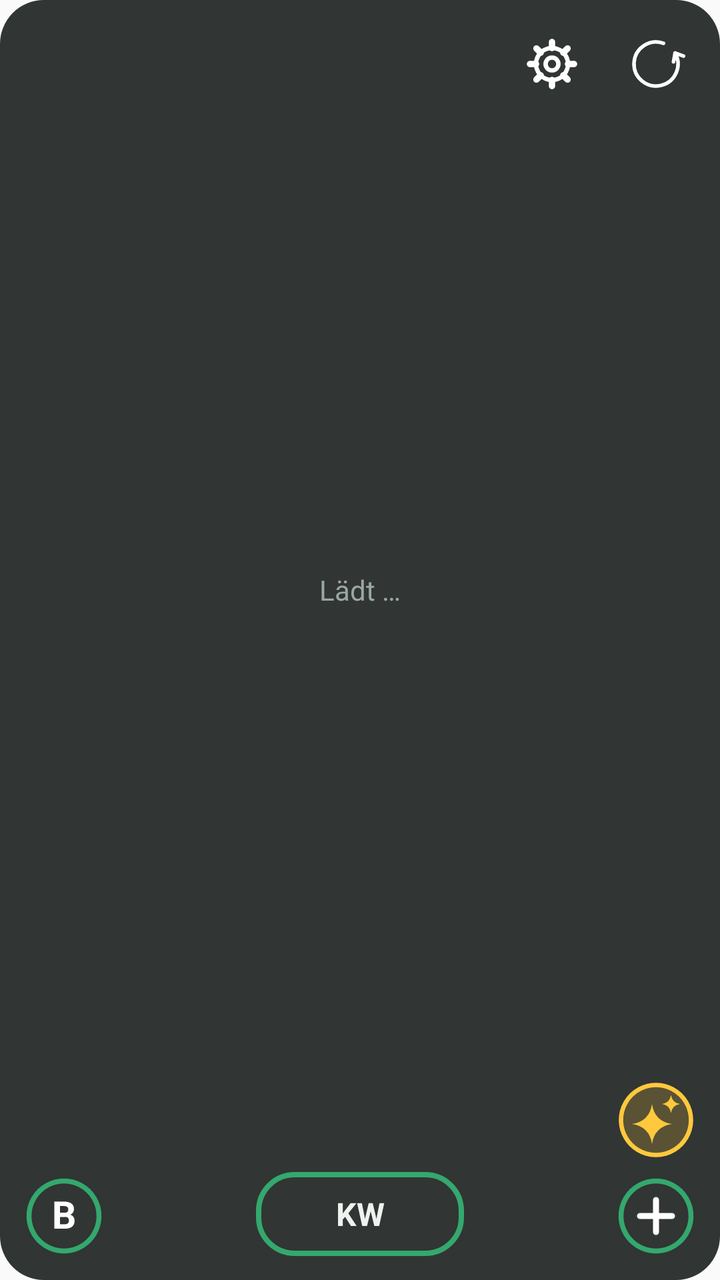
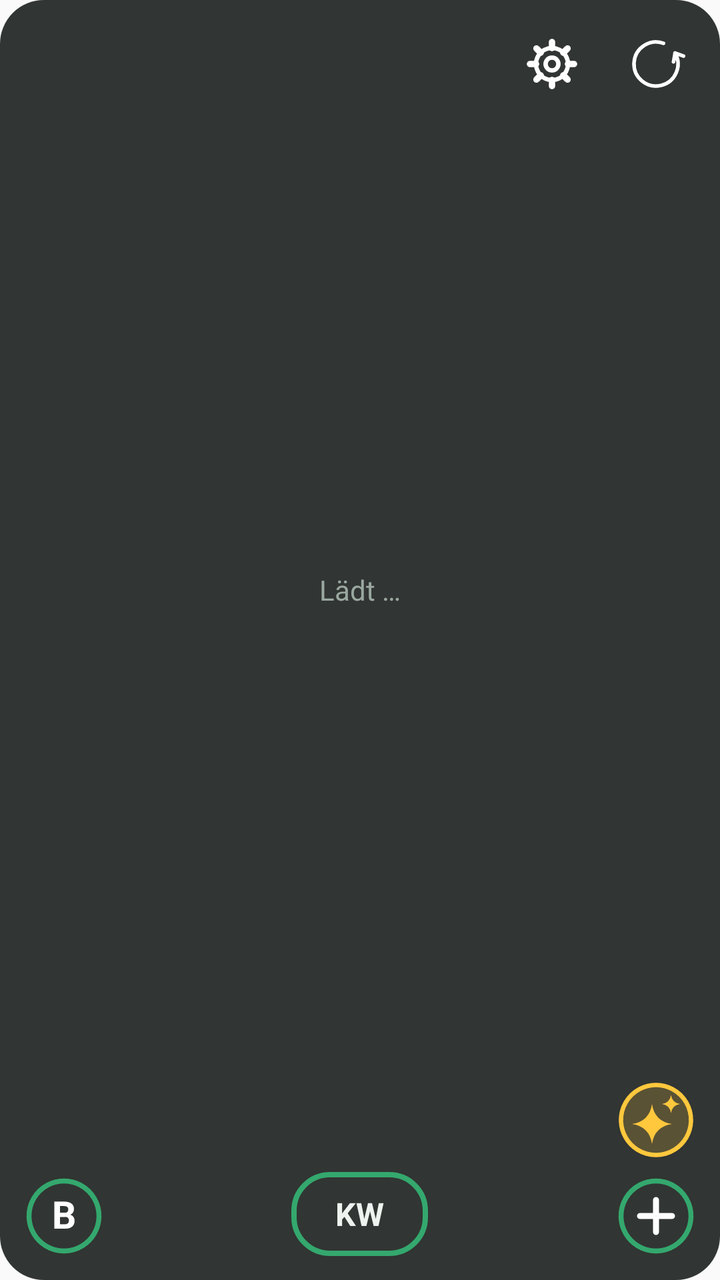

Compare the two renders of this Android layout. The source of the first and the diff that turns it into the second are given below.
<!-- AndroidManifest.xml: application theme AppTheme -->
<!-- res/layout/widget.xml -->
<?xml version="1.0" encoding="utf-8"?>
<LinearLayout xmlns:android="http://schemas.android.com/apk/res/android"
    android:id="@+id/root"
    android:layout_width="match_parent"
    android:layout_height="match_parent"
    android:orientation="vertical"
    android:background="@drawable/bg"
    android:padding="12dp">

    <LinearLayout
        android:id="@+id/head"
        android:layout_width="match_parent"
        android:layout_height="wrap_content"
        android:gravity="center_vertical"
        android:orientation="horizontal">

        <TextView
            android:id="@+id/date"
            android:layout_width="0dp"
            android:layout_height="40dp"
            android:gravity="center_vertical"
            android:autoSizeTextType="uniform"
            android:autoSizeMinTextSize="12sp"
            android:autoSizeMaxTextSize="17sp"
            android:layout_weight="1"
            android:maxLines="1"
            android:ellipsize="end"
            android:textColor="@color/fg"
            android:textSize="17sp"
            android:textStyle="bold" />


        
        <ImageView
            android:id="@+id/update"
            android:layout_width="40dp"
            android:layout_height="40dp"
            android:layout_marginEnd="12dp"
            android:contentDescription="Neue Version installieren"
            android:scaleType="fitCenter"
            android:src="@drawable/ring_update"
            android:visibility="gone" />

        
        <ImageView
            android:id="@+id/settings"
            android:layout_width="40dp"
            android:layout_height="40dp"
            android:layout_marginEnd="12dp"
            android:contentDescription="Einstellungen"
            android:scaleType="fitCenter"
            android:src="@drawable/ic_gear" />

        <ImageView
            android:id="@+id/home"
            android:layout_width="40dp"
            android:layout_height="40dp"
            android:layout_marginEnd="18dp"
            android:contentDescription="Home-Modus"
            android:scaleType="fitCenter"
            android:src="@drawable/ring_home_off"
            android:visibility="gone" />

        
        <FrameLayout
            android:id="@+id/refresh"
            android:layout_width="40dp"
            android:layout_height="40dp"
            android:contentDescription="Aktualisieren">

            <ImageView
                android:layout_width="match_parent"
                android:layout_height="match_parent"
                android:scaleType="fitCenter"
                android:src="@drawable/ring_refresh" />

            <TextView
                android:id="@+id/stamp"
                android:layout_width="match_parent"
                android:layout_height="match_parent"
                android:gravity="center"
                android:includeFontPadding="false"
                android:textColor="#FFFFFF"
                android:textSize="9sp"
                android:textStyle="bold" />
        </FrameLayout>
    </LinearLayout>

    <FrameLayout
        android:layout_width="match_parent"
        android:layout_height="0dp"
        android:layout_weight="1"
        android:layout_marginTop="4dp">

        <ListView
            android:id="@+id/list"
            android:layout_width="match_parent"
            android:layout_height="match_parent"
            android:divider="@null"
            android:dividerHeight="0dp" />

        <TextView
            android:id="@+id/empty"
            android:layout_width="match_parent"
            android:layout_height="match_parent"
            android:gravity="center"
            android:text="Lädt …"
            android:textColor="@color/muted"
            android:textSize="14sp" />
    </FrameLayout>

    
    <LinearLayout
        android:id="@+id/bdnav"
        android:layout_width="match_parent"
        android:layout_height="wrap_content"
        android:layout_marginTop="4dp"
        android:gravity="center"
        android:orientation="horizontal"
        android:visibility="gone">

        <TextView
            android:id="@+id/bdprev"
            android:layout_width="56dp"
            android:layout_height="40dp"
            android:gravity="center"
            android:includeFontPadding="false"
            android:text="◀"
            android:textColor="#FFFFFF"
            android:textSize="26sp" />

        <TextView
            android:id="@+id/bdpage"
            android:layout_width="84dp"
            android:layout_height="40dp"
            android:gravity="center"
            android:textColor="#FFFFFF"
            android:textSize="16sp"
            android:textStyle="bold" />

        <TextView
            android:id="@+id/bdnext"
            android:layout_width="56dp"
            android:layout_height="40dp"
            android:gravity="center"
            android:includeFontPadding="false"
            android:text="▶"
            android:textColor="#FFFFFF"
            android:textSize="26sp" />
    </LinearLayout>

    
    <LinearLayout
        android:id="@+id/quick"
        android:layout_width="match_parent"
        android:layout_height="wrap_content"
        android:layout_marginTop="6dp"
        android:gravity="bottom"
        android:orientation="horizontal">

        <FrameLayout
            android:id="@+id/q_bdays"
            android:layout_width="40dp"
            android:layout_height="40dp"
            android:contentDescription="Geburtstage">

            <ImageView
                android:id="@+id/q_bdring"
                android:layout_width="match_parent"
                android:layout_height="match_parent"
                android:scaleType="fitCenter"
                android:src="@drawable/ring_bd" />

            <TextView
                android:layout_width="match_parent"
                android:layout_height="match_parent"
                android:gravity="center"
                android:includeFontPadding="false"
                android:text="B"
                android:textColor="#FFFFFF"
                android:textSize="19sp"
                android:textStyle="bold" />
        </FrameLayout>

        <TextView
            android:layout_width="0dp"
            android:layout_height="1dp"
            android:layout_weight="1" />

        <TextView
            android:id="@+id/weekprev"
            android:layout_width="44dp"
            android:layout_height="40dp"
            android:gravity="center"
            android:includeFontPadding="false"
            android:text="◀"
            android:textColor="#FFFFFF"
            android:textSize="26sp"
            android:visibility="invisible" />

        
        <LinearLayout
            android:layout_width="wrap_content"
            android:layout_height="wrap_content"
            android:layout_marginStart="6dp"
            android:layout_marginEnd="6dp"
            android:gravity="center_horizontal"
            android:orientation="vertical">

            <TextView
                android:id="@+id/weekyear"
                android:layout_width="wrap_content"
                android:layout_height="wrap_content"
                android:textColor="@color/fg"
                android:textSize="13sp"
                android:textStyle="bold"
                android:visibility="gone" />

            <TextView
                android:id="@+id/weeklabel"
                android:layout_width="104dp"
                android:layout_height="42dp"
                android:background="@drawable/kw_off"
                android:gravity="center"
                android:maxLines="1"
                android:text="KW"
                android:textColor="@color/fg"
                android:textSize="16sp"
                android:textStyle="bold" />
        </LinearLayout>

        <TextView
            android:id="@+id/weeknext"
            android:layout_width="44dp"
            android:layout_height="40dp"
            android:gravity="center"
            android:includeFontPadding="false"
            android:text="▶"
            android:textColor="#FFFFFF"
            android:textSize="26sp"
            android:visibility="invisible" />

        <TextView
            android:layout_width="0dp"
            android:layout_height="1dp"
            android:layout_weight="1" />

        
        <LinearLayout
            android:layout_width="wrap_content"
            android:layout_height="wrap_content"
            android:orientation="vertical">

            <ImageView
                android:id="@+id/ask"
                android:layout_width="40dp"
                android:layout_height="40dp"
                android:layout_marginBottom="8dp"
                android:contentDescription="Claude fragen"
                android:scaleType="fitCenter"
                android:src="@drawable/ring_ask" />

            <ImageView
                android:id="@+id/q_add"
                android:layout_width="40dp"
                android:layout_height="40dp"
                android:contentDescription="Neuer Eintrag"
                android:scaleType="fitCenter"
                android:src="@drawable/ring_add" />
        </LinearLayout>
    </LinearLayout>
</LinearLayout>
<!-- resources referenced by this layout -->
<resources>
  <color name="fg">#EEF3F0</color>
  <color name="muted">#9AA8A0</color>
  <!-- drawable bg (drawable) -->
  <?xml version="1.0" encoding="utf-8"?>
  <shape xmlns:android="http://schemas.android.com/apk/res/android" android:shape="rectangle">
      <solid android:color="@color/bg" />
      <corners android:radius="22dp" />
  </shape>
  <!-- drawable kw_off (drawable) -->
  <?xml version="1.0" encoding="utf-8"?>
  <shape xmlns:android="http://schemas.android.com/apk/res/android" android:shape="rectangle">
      <solid android:color="#00000000" />
      <stroke android:width="2.5dp" android:color="#34A86E" />
      <corners android:radius="18dp" />
  </shape>
  <!-- drawable ring_add (drawable) -->
  <?xml version="1.0" encoding="utf-8"?>
  <vector xmlns:android="http://schemas.android.com/apk/res/android" android:width="40dp" android:height="40dp" android:viewportWidth="40" android:viewportHeight="40">
      <path android:fillColor="#00000000" android:strokeColor="#34A86E" android:strokeWidth="2.5" android:pathData="M20,2.5 a17.5,17.5 0 1,0 0.001,0 z" />
      <path android:strokeColor="#FFFFFF" android:strokeWidth="3" android:strokeLineCap="round" android:pathData="M20,12 L20,28 M12,20 L28,20" />
  </vector>
  <!-- drawable ring_bd (drawable) -->
  <?xml version="1.0" encoding="utf-8"?>
  <vector xmlns:android="http://schemas.android.com/apk/res/android" android:width="40dp" android:height="40dp" android:viewportWidth="40" android:viewportHeight="40">
      <path android:fillColor="#00000000" android:strokeColor="#34A86E" android:strokeWidth="2.5" android:pathData="M20,2.5 a17.5,17.5 0 1,0 0.001,0 z" />
  </vector>
  <!-- drawable ring_home_off (drawable) -->
  <?xml version="1.0" encoding="utf-8"?>
  <vector xmlns:android="http://schemas.android.com/apk/res/android" android:width="40dp" android:height="40dp" android:viewportWidth="40" android:viewportHeight="40">
      <path android:strokeColor="#FFFFFF" android:strokeWidth="2.2" android:strokeLineCap="round" android:strokeLineJoin="round" android:pathData="M13.5,19.5 L13.5,28.5 L26.5,28.5 L26.5,19.5 M11,21 L20,12.5 L29,21" />
  </vector>
  <!-- drawable ring_refresh (drawable) -->
  <?xml version="1.0" encoding="utf-8"?>
  <vector xmlns:android="http://schemas.android.com/apk/res/android" android:width="40dp" android:height="40dp" android:viewportWidth="40" android:viewportHeight="40">
      <path android:strokeColor="#FFFFFF" android:strokeWidth="1.8" android:strokeLineCap="round" android:strokeLineJoin="round" android:pathData="M23.76,9.66 A11,11 0 1,0 29.53,14.5 M28.75,18.93 L29.53,14.5 L33.76,16.04" />
  </vector>
  <!-- drawable ring_update (drawable) -->
  <?xml version="1.0" encoding="utf-8"?>
  <vector xmlns:android="http://schemas.android.com/apk/res/android" android:width="40dp" android:height="40dp" android:viewportWidth="40" android:viewportHeight="40">
      <path android:fillColor="#3DBD83" android:pathData="M20,6 A14,14 0 1,1 19.99,6 Z" />
      <path android:strokeColor="#06160E" android:strokeWidth="2.4" android:strokeLineCap="round" android:strokeLineJoin="round" android:pathData="M20,12 V24 M15,19.5 L20,24.5 L25,19.5 M14,28.5 H26" />
  </vector>
  <style name="AppTheme" parent="android:Theme.Material.Light.NoActionBar">
          <item name="android:colorAccent">@color/accent</item>
      </style>
  <color name="bg">#F2262B29</color>
  <color name="accent">#1D8657</color>
  <!-- unchanged entries left out for length: 2 -->
</resources>

<!-- the commit's change to res/layout/widget.xml (unified diff, before → after) -->
@@ -218,8 +218,10 @@
 
             <TextView
                 android:id="@+id/weeklabel"
-                android:layout_width="104dp"
+                android:layout_width="wrap_content"
                 android:layout_height="42dp"
+                android:paddingStart="22dp"
+                android:paddingEnd="22dp"
                 android:background="@drawable/kw_off"
                 android:gravity="center"
                 android:maxLines="1"
